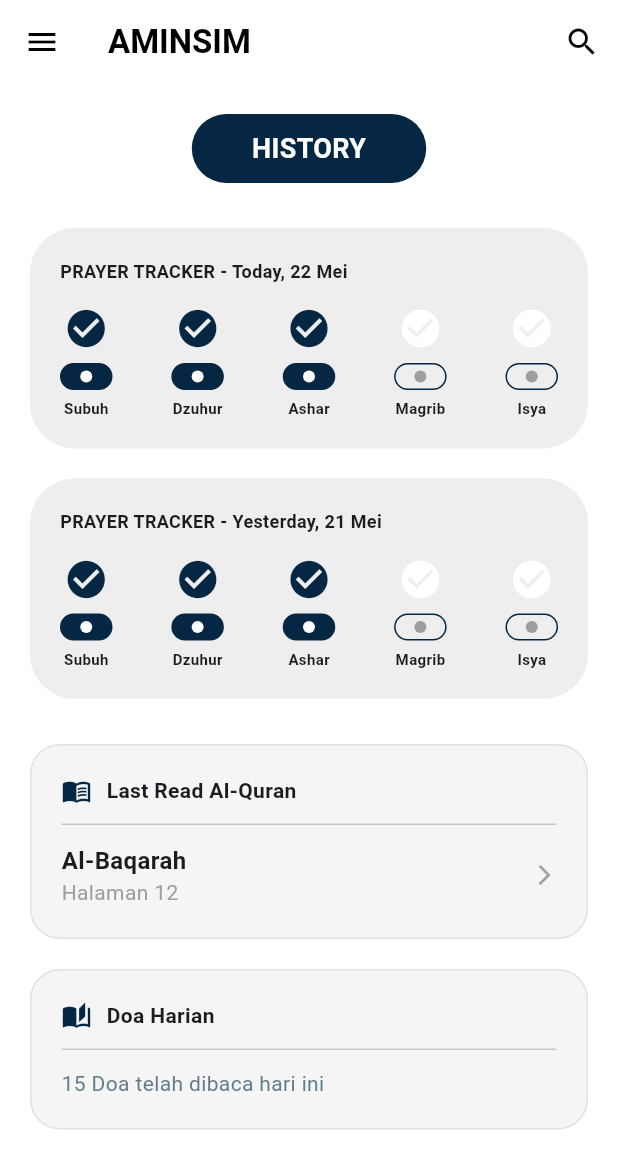
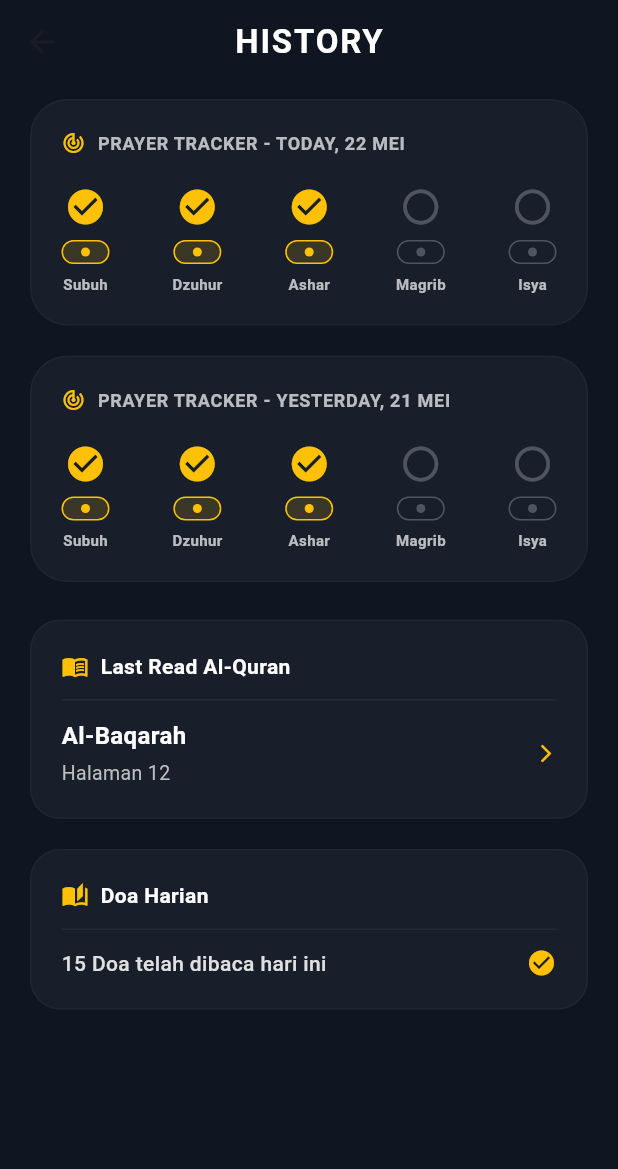
Before and after one commit to shiinzx/Aminsim_App, a Flutter app: the HistoryPage screen opened directly, on a phone screen of 412 x 824 dp. Shown: the top 1169 px of the screen. Run offline on Flutter 3.47's test engine with Material 3 defaults, Android fonts, the phone set to English and light mode, and no system bars; our stand-ins replace geolocator, shared_preferences; accounts and stored records are empty; network calls fail.

Commit message:
design: redesign History page to dark theme with original content

```diff
--- a/lib/pages/history_page.dart
+++ b/lib/pages/history_page.dart
@@ -6,94 +6,110 @@ class HistoryPage extends StatelessWidget {
   @override
   Widget build(BuildContext context) {
     return Scaffold(
-      backgroundColor: Colors.white,
+      backgroundColor: const Color(0xFF0F1621), // Premium dark background
       appBar: AppBar(
-        backgroundColor: Colors.white,
+        backgroundColor: const Color(0xFF0F1621),
         elevation: 0,
-        leading: const Icon(Icons.menu, color: Colors.black),
-        title: const Text("AMINSIM", style: TextStyle(color: Colors.black, fontWeight: FontWeight.bold)),
-        actions: [IconButton(onPressed: () {}, icon: const Icon(Icons.search, color: Colors.black))],
+        title: const Text(
+          "HISTORY",
+          style: TextStyle(color: Colors.white, fontWeight: FontWeight.bold, letterSpacing: 1.2),
+        ),
+        centerTitle: true,
       ),
       body: SingleChildScrollView(
-        padding: const EdgeInsets.all(20),
+        padding: const EdgeInsets.symmetric(horizontal: 20, vertical: 10),
         child: Column(
           children: [
-            // Header Tombol History
-            Center(
-              child: Container(
-                padding: const EdgeInsets.symmetric(horizontal: 40, vertical: 10),
-                decoration: BoxDecoration(
-                  color: const Color(0xFF062743),
-                  borderRadius: BorderRadius.circular(25),
-                ),
-                child: const Text("HISTORY", style: TextStyle(color: Colors.white, fontWeight: FontWeight.bold, fontSize: 18)),
-              ),
-            ),
-            const SizedBox(height: 30),
+            // 1. PRAYER TRACKER DETAILED (Today)
+            _buildDetailedTracker("Today, 22 Mei", [true, true, true, false, false]),
+            const SizedBox(height: 20),
 
-            // 1. PRAYER TRACKER DETAILED
-            _buildDetailedTracker("Today, 22 Mei"),
-            const SizedBox(height: 20),
-            _buildDetailedTracker("Yesterday, 21 Mei"),
+            // 2. PRAYER TRACKER DETAILED (Yesterday)
+            _buildDetailedTracker("Yesterday, 21 Mei", [true, true, true, false, false]),
+            const SizedBox(height: 25),
 
-            const SizedBox(height: 30),
-
-            // 2. LAST READ QURAN (Tambahan Desain)
+            // 3. LAST READ QURAN
             _buildHistoryCard(
               title: "Last Read Al-Quran",
               icon: Icons.menu_book,
-              child: const Row(
+              child: Row(
                 mainAxisAlignment: MainAxisAlignment.spaceBetween,
                 children: [
                   Column(
                     crossAxisAlignment: CrossAxisAlignment.start,
                     children: [
-                      Text("Al-Baqarah", style: TextStyle(fontWeight: FontWeight.bold, fontSize: 16)),
-                      Text("Halaman 12", style: TextStyle(color: Colors.grey)),
+                      const Text(
+                        "Al-Baqarah",
+                        style: TextStyle(color: Colors.white, fontWeight: FontWeight.bold, fontSize: 16),
+                      ),
+                      const SizedBox(height: 4),
+                      Text(
+                        "Halaman 12",
+                        style: TextStyle(color: Colors.grey[400], fontSize: 13),
+                      ),
                     ],
                   ),
-                  Icon(Icons.arrow_forward_ios, size: 16, color: Colors.grey),
+                  const Icon(Icons.arrow_forward_ios, size: 14, color: Colors.amber),
+                ],
+              ),
+            ),
+            const SizedBox(height: 20),
+
+            // 4. DAILY DOA HISTORY
+            _buildHistoryCard(
+              title: "Doa Harian",
+              icon: Icons.auto_stories,
+              child: Row(
+                mainAxisAlignment: MainAxisAlignment.spaceBetween,
+                children: [
+                  Expanded(
+                    child: Text(
+                      "15 Doa telah dibaca hari ini",
+                      style: TextStyle(color: Colors.grey[300], fontSize: 14, fontWeight: FontWeight.w500),
+                    ),
+                  ),
+                  const Icon(Icons.check_circle, size: 20, color: Colors.amber),
                 ],
               ),
             ),
 
-            const SizedBox(height: 20),
-
-            // 3. DAILY DOA HISTORY
-            _buildHistoryCard(
-              title: "Doa Harian",
-              icon: Icons.auto_stories,
-              child: const Text("15 Doa telah dibaca hari ini", style: TextStyle(color: Colors.blueGrey)),
-            ),
-
-            const SizedBox(height: 100), // Space untuk BottomNav
+            const SizedBox(height: 100), // Space for bottom navigation bar
           ],
         ),
       ),
     );
   }
 
-  Widget _buildDetailedTracker(String date) {
+  Widget _buildDetailedTracker(String date, List<bool> checklist) {
+    final prayers = ["Subuh", "Dzuhur", "Ashar", "Magrib", "Isya"];
+
     return Container(
       padding: const EdgeInsets.all(20),
       decoration: BoxDecoration(
-        color: Colors.grey[200],
-        borderRadius: BorderRadius.circular(30),
+        color: const Color(0xFF181F2B), // Dark card background
+        borderRadius: BorderRadius.circular(25),
+        border: Border.all(color: Colors.white.withValues(alpha: 0.03)),
       ),
       child: Column(
         crossAxisAlignment: CrossAxisAlignment.start,
         children: [
-          Text("PRAYER TRACKER - $date", style: const TextStyle(fontWeight: FontWeight.bold, fontSize: 12)),
-          const SizedBox(height: 15),
+          Row(
+            children: [
+              const Icon(Icons.track_changes, color: Colors.amber, size: 16),
+              const SizedBox(width: 8),
+              Text(
+                "PRAYER TRACKER - ${date.toUpperCase()}",
+                style: const TextStyle(fontWeight: FontWeight.bold, fontSize: 12, color: Colors.white70, letterSpacing: 0.5),
+              ),
+            ],
+          ),
+          const SizedBox(height: 20),
           Row(
             mainAxisAlignment: MainAxisAlignment.spaceBetween,
-            children: [
-              _trackerIcon("Subuh", true),
-              _trackerIcon("Dzuhur", true),
-              _trackerIcon("Ashar", true),
-              _trackerIcon("Magrib", false),
-              _trackerIcon("Isya", false),
-            ],
+            children: List.generate(prayers.length, (i) {
+              final isDone = checklist[i];
+              return _trackerIcon(prayers[i], isDone);
+            }),
           ),
         ],
       ),
@@ -103,19 +119,36 @@ class HistoryPage extends StatelessWidget {
   Widget _trackerIcon(String label, bool isDone) {
     return Column(
       children: [
-        Icon(Icons.check_circle, color: isDone ? const Color(0xFF062743) : Colors.white, size: 30),
+        Icon(
+          isDone ? Icons.check_circle : Icons.radio_button_unchecked,
+          color: isDone ? Colors.amber : Colors.white24,
+          size: 28,
+        ),
         const SizedBox(height: 8),
         Container(
-          width: 35, height: 18,
+          width: 32,
+          height: 16,
           decoration: BoxDecoration(
-            color: isDone ? const Color(0xFF062743) : Colors.transparent,
-            borderRadius: BorderRadius.circular(10),
-            border: Border.all(color: const Color(0xFF062743)),
+            color: isDone ? Colors.amber.withValues(alpha: 0.15) : Colors.transparent,
+            borderRadius: BorderRadius.circular(8),
+            border: Border.all(color: isDone ? Colors.amber : Colors.white24, width: 1),
           ),
-          child: Center(child: Container(width: 8, height: 8, decoration: BoxDecoration(color: isDone ? Colors.white : Colors.grey, shape: BoxShape.circle))),
+          child: Center(
+            child: Container(
+              width: 6,
+              height: 6,
+              decoration: BoxDecoration(
+                color: isDone ? Colors.amber : Colors.white24,
+                shape: BoxShape.circle,
+              ),
+            ),
+          ),
         ),
-        const SizedBox(height: 5),
-        Text(label, style: const TextStyle(fontSize: 10, fontWeight: FontWeight.bold)),
+        const SizedBox(height: 6),
+        Text(
+          label,
+          style: const TextStyle(fontSize: 10, fontWeight: FontWeight.w600, color: Colors.white70),
+        ),
       ],
     );
   }
@@ -124,21 +157,23 @@ class HistoryPage extends StatelessWidget {
     return Container(
       padding: const EdgeInsets.all(20),
       decoration: BoxDecoration(
-        color: Colors.grey[100],
+        color: const Color(0xFF181F2B),
         borderRadius: BorderRadius.circular(20),
-        border: Border.all(color: Colors.grey[300]!),
+        border: Border.all(color: Colors.white.withValues(alpha: 0.03)),
       ),
       child: Column(
         crossAxisAlignment: CrossAxisAlignment.start,
         children: [
           Row(
             children: [
-              Icon(icon, size: 20, color: const Color(0xFF062743)),
-              const SizedBox(width: 10),
-              Text(title, style: const TextStyle(fontWeight: FontWeight.bold)),
+              Icon(icon, size: 18, color: Colors.amber),
+              const SizedBox(width: 8),
+              Text(title, style: const TextStyle(fontWeight: FontWeight.bold, color: Colors.white)),
             ],
           ),
-          const Divider(height: 25),
+          const SizedBox(height: 12),
+          Divider(color: Colors.white.withValues(alpha: 0.05), height: 1),
+          const SizedBox(height: 12),
           child,
         ],
       ),
```
